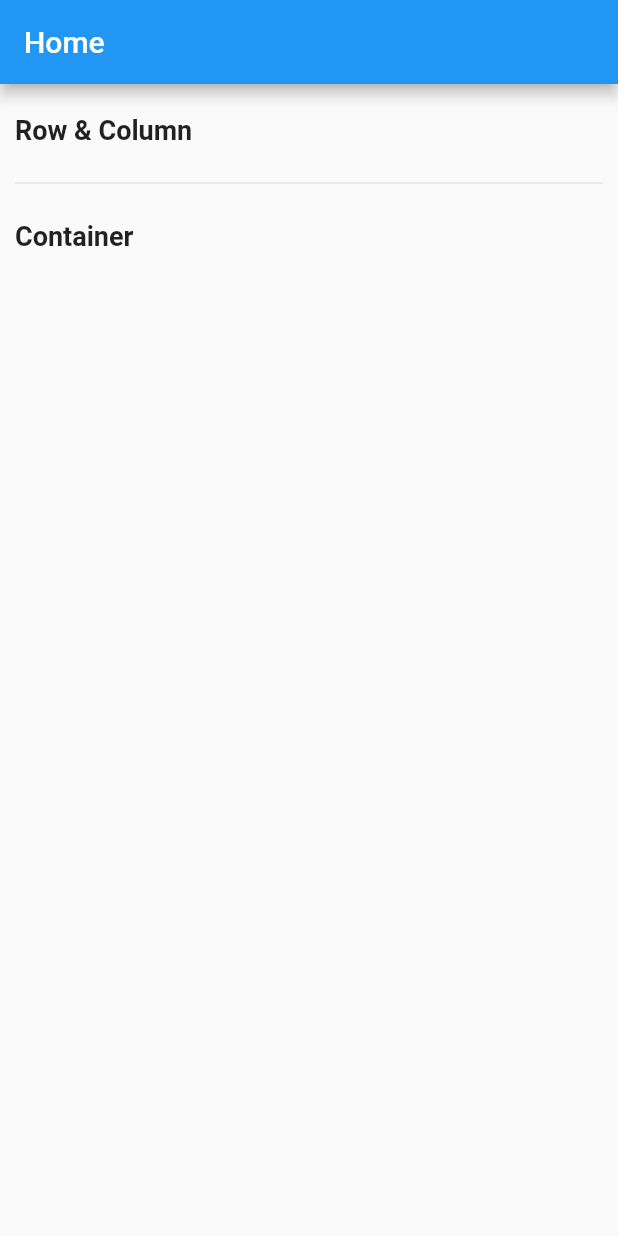
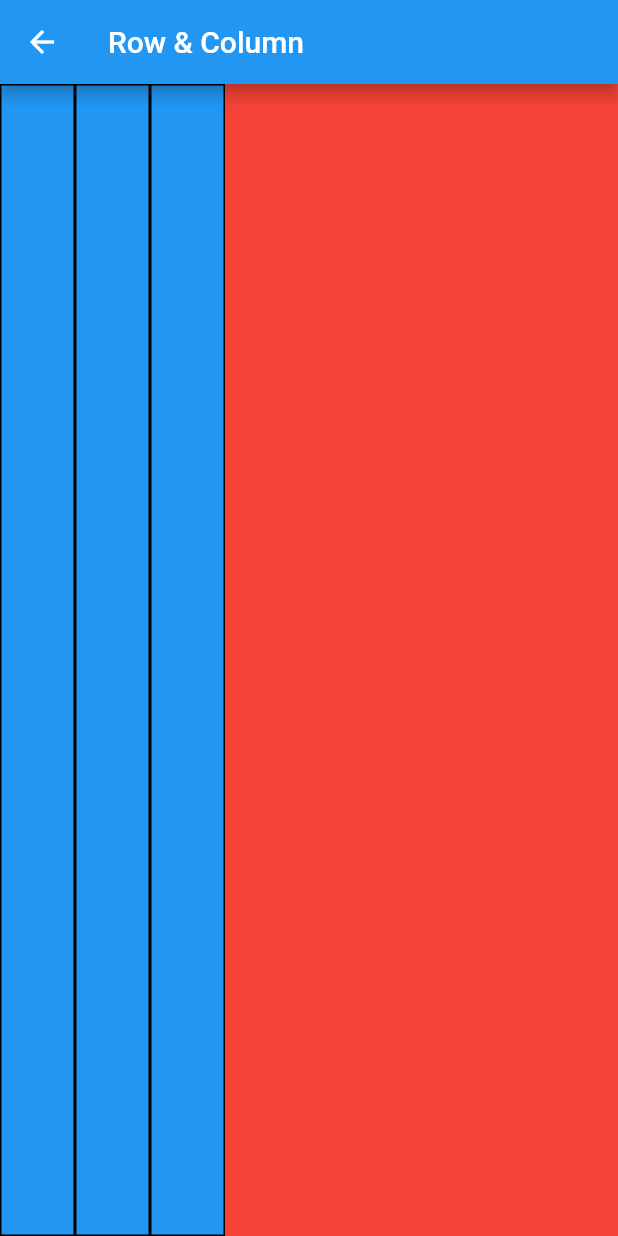
Before and after one commit to Minhalatgit/Flutter-Practice, a Flutter app: the screen it shows after launch, after a tap on "Row & Column", on a phone screen of 412 x 824 dp. Run offline on Flutter 3.47's test engine with Material 2 defaults, Android fonts, the phone set to English and light mode, and no system bars.

Commit message:
Row column implementation

```diff
--- a/lib/home_screen.dart
+++ b/lib/home_screen.dart
@@ -1,4 +1,5 @@
 import 'package:flutter/material.dart';
+import 'package:flutter_practice/topics/row_column_screen.dart';
 
 class HomeScreen extends StatefulWidget {
   const HomeScreen({Key? key}) : super(key: key);
@@ -23,7 +24,7 @@ class _HomeScreenState extends State<HomeScreen> {
           height: 50,
         ),
         itemBuilder: (context, index) => GestureDetector(
-          onTap: (){
+          onTap: () {
             _onTapTopic(index);
           },
           child: Text(
@@ -35,12 +36,13 @@ class _HomeScreenState extends State<HomeScreen> {
     );
   }
 
-  void _onTapTopic(int index){
-    switch(index){
-      case 0:{
-        print("Row column clicked");
-        break;
-      }
+  void _onTapTopic(int index) {
+    switch (index) {
+      case 0:
+        {
+          Navigator.push(context, MaterialPageRoute(builder: (context) => const RowColumnScreen()));
+          break;
+        }
     }
   }
 }
--- /dev/null
+++ b/lib/topics/row_column_screen.dart
@@ -0,0 +1,46 @@
+import 'package:flutter/material.dart';
+
+class RowColumnScreen extends StatefulWidget {
+  const RowColumnScreen({Key? key}) : super(key: key);
+
+  @override
+  State<RowColumnScreen> createState() => _RowColumnScreenState();
+}
+
+class _RowColumnScreenState extends State<RowColumnScreen> {
+  @override
+  Widget build(BuildContext context) {
+    return Scaffold(
+      appBar: AppBar(
+        title: const Text("Row & Column"),
+      ),
+      body: Container(
+        color: Colors.red,
+        child: Row(
+          crossAxisAlignment: CrossAxisAlignment.stretch,
+          children: const [
+            Box(),
+            Box(),
+            Box(),
+          ],
+        ),
+      ),
+    );
+  }
+}
+
+class Box extends StatelessWidget {
+  const Box({Key? key}) : super(key: key);
+
+  @override
+  Widget build(BuildContext context) {
+    return Container(
+      height: 50,
+      width: 50,
+      decoration: BoxDecoration(
+        color: Colors.blue,
+        border: Border.all(),
+      ),
+    );
+  }
+}
```
